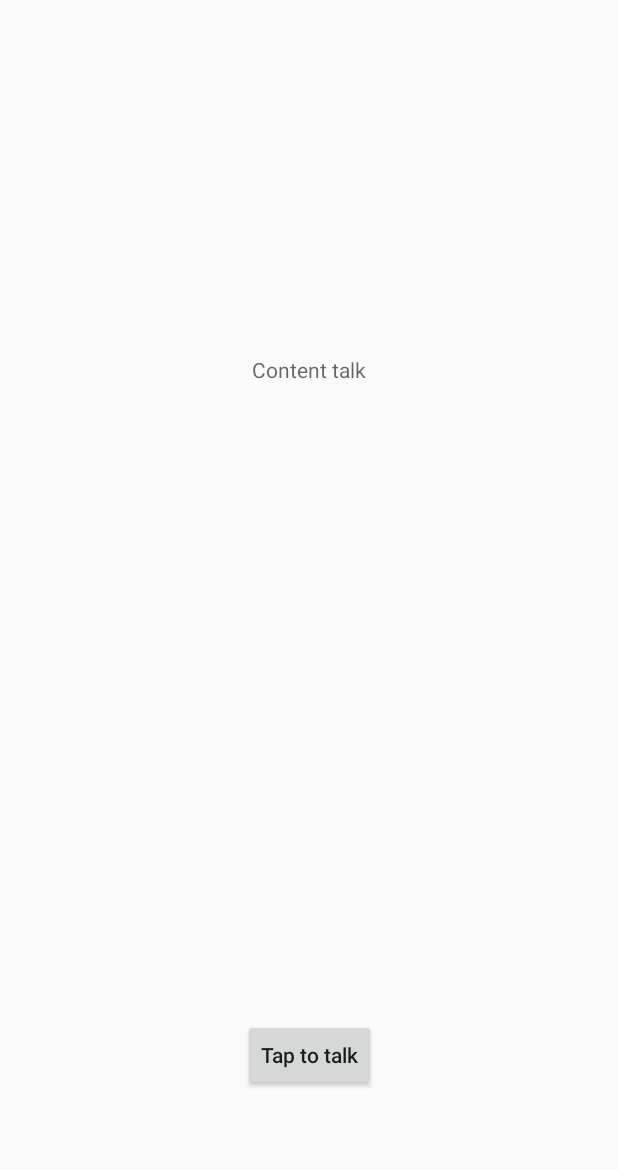
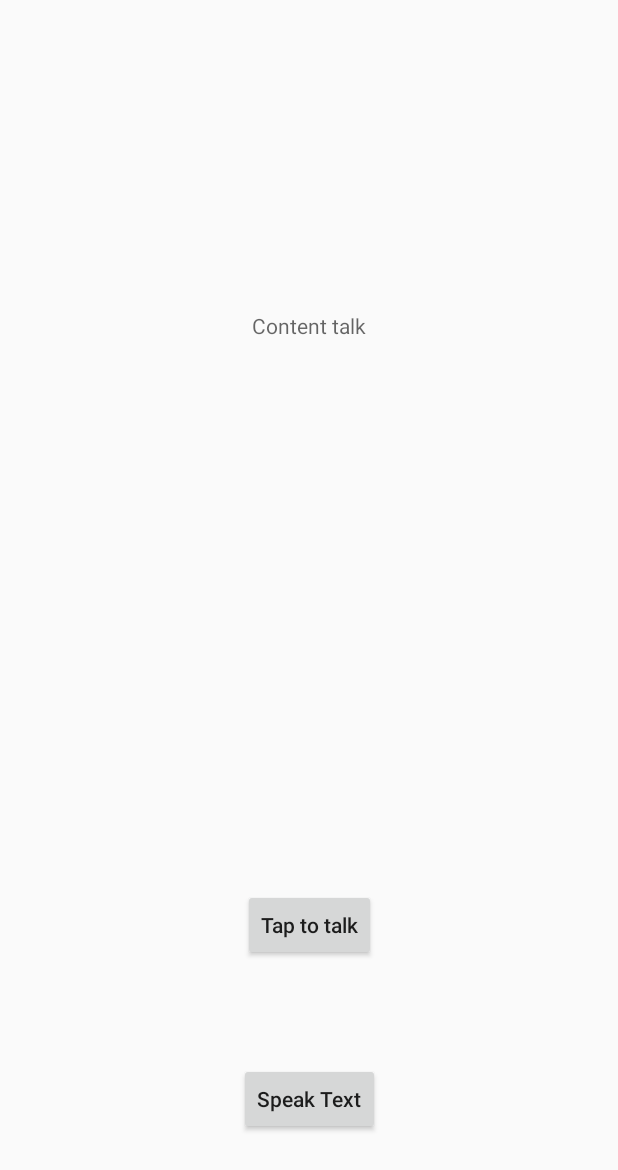
Before and after one commit to ngtien137/WaveSpeechToText, an Android app: the layout fragment_home.xml on its own in the app's theme, with its tools: preview values and no code run, on a phone screen of 412 x 824 dp. Shown: the top 1170 px of the screen. Run offline under Robolectric (Android 15) with nearby library versions, the phone set to English and light mode, and no system bars.

Commit message:
add text to speech

```diff
--- a/app/build.gradle
+++ b/app/build.gradle
@@ -49,7 +49,7 @@ dependencies {
     androidTestImplementation 'androidx.test.espresso:espresso-core:3.3.0'
     implementation project(":wavespeech")
 
-    implementation 'com.github.ngtien137:BaseWithMe:1.7.7'
+    implementation 'com.github.ngtien137:BaseWithMe:1.7.9'
     def nav_version = "2.3.0"
     implementation "androidx.navigation:navigation-fragment-ktx:$nav_version"
     implementation "androidx.navigation:navigation-ui-ktx:$nav_version"
--- a/app/src/main/res/layout/fragment_home.xml
+++ b/app/src/main/res/layout/fragment_home.xml
@@ -59,10 +59,22 @@
             android:layout_height="wrap_content"
             android:text="@string/tap_to_talk"
             android:textAllCaps="false"
-            app:layout_constraintBottom_toBottomOf="parent"
+            app:layout_constraintBottom_toTopOf="@id/btnTextToSpeak"
             app:layout_constraintEnd_toEndOf="parent"
             app:layout_constraintStart_toStartOf="parent"
             app:layout_constraintTop_toBottomOf="@id/waveView" />
 
+        <Button
+            android:id="@+id/btnTextToSpeak"
+            debounceClick="@{viewListener::onClick}"
+            android:layout_width="wrap_content"
+            android:layout_height="wrap_content"
+            android:text="@string/speak_text"
+            android:textAllCaps="false"
+            app:layout_constraintBottom_toBottomOf="parent"
+            app:layout_constraintEnd_toEndOf="parent"
+            app:layout_constraintStart_toStartOf="parent"
+            app:layout_constraintTop_toBottomOf="@id/btnTalk" />
+
     </androidx.constraintlayout.widget.ConstraintLayout>
 </layout>
--- a/app/src/main/res/values/strings.xml
+++ b/app/src/main/res/values/strings.xml
@@ -4,4 +4,5 @@
     <string name="hello_blank_fragment">Hello blank fragment</string>
     <string name="content">Content talk</string>
     <string name="tap_to_talk">Tap to talk</string>
+    <string name="speak_text">Speak Text</string>
 </resources>
```
Also changed, not shown: app/src/main/java/com/lhd/wave_speech_demo/ui/HomeFragment.kt (+8 -0 lines), wavespeech/src/main/java/com/lhd/wavespeech/speech/TextToSpeechUtils.kt (added, +99 -0 lines).
